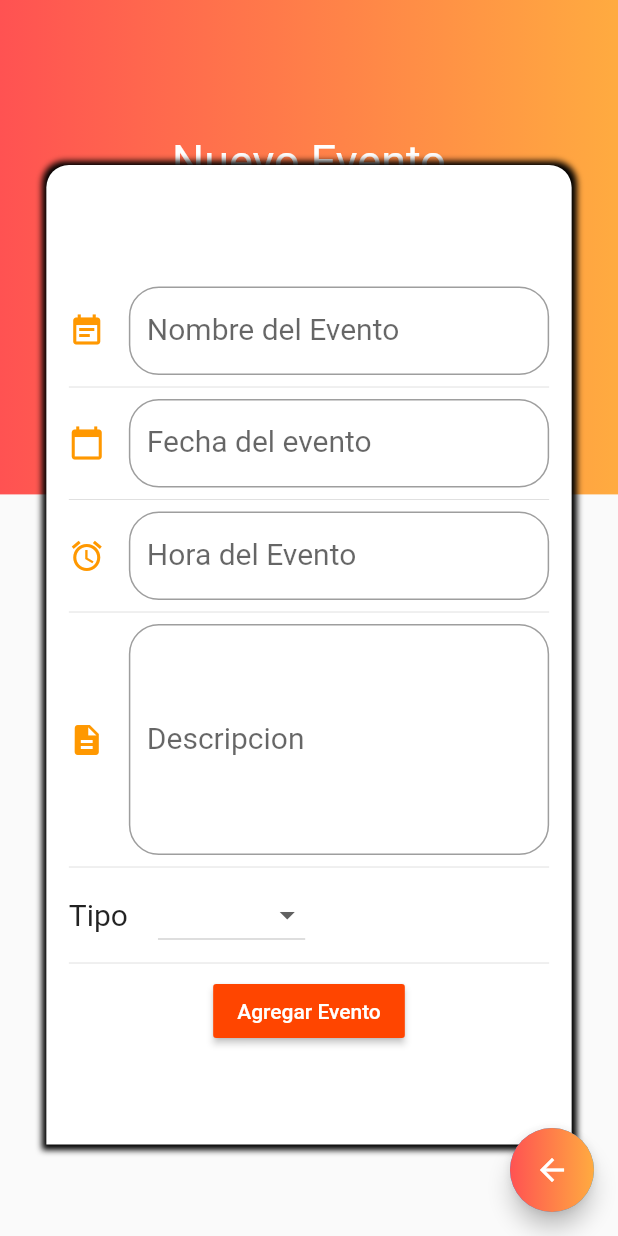
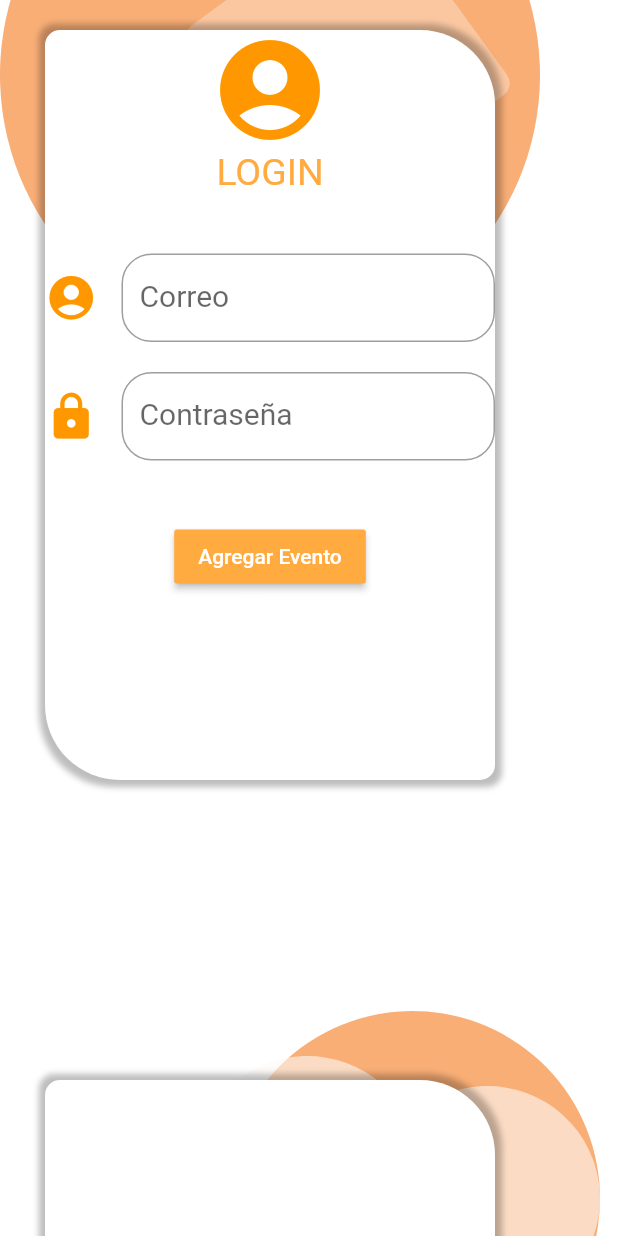
Before and after one commit to EnmanuelEstrella22/ProyectoFlutter, a Flutter app: the screen it shows after launch, after a tap on the "add to photos" icon, on a phone screen of 412 x 824 dp. Run offline on Flutter 3.47's test engine with Material 2 defaults, Android fonts, the phone set to English and light mode, and no system bars.

Commit message:
Agregando la primera parte del login (inicio de seccion)

```diff
--- a/agenda/lib/src/pages/HomePage.dart
+++ b/agenda/lib/src/pages/HomePage.dart
@@ -74,7 +74,9 @@ class HomePage extends StatelessWidget {
             ),
           ),
           onPressed: () {
-            Navigator.pushNamed(context, 'FormEvent');
+            // Navigator.pushNamed(context, 'FormEvent');
+            Navigator.pushNamed(context, 'Login');
+
           },
         ));
   }
--- /dev/null
+++ b/agenda/lib/src/pages/Login.dart
@@ -0,0 +1,253 @@
+import 'dart:math';
+
+import 'package:flutter/material.dart';
+
+class Login extends StatefulWidget {
+  @override
+  _LoginState createState() => _LoginState();
+}
+
+class _LoginState extends State<Login> {
+  @override
+
+  final TextStyle estilo = new TextStyle(fontSize: 20.0);
+
+  Widget build(BuildContext context) {
+    return Scaffold(
+      body: Stack(
+        children: <Widget>[
+          _fondoApp(),
+          ListView(
+            children: <Widget>[
+             _formulario(),
+              SizedBox(
+              height: 200.0,
+              width: double.infinity,
+            ),
+             _formularioRegistro()
+            ],
+          )
+
+        ],
+      ),
+    );
+  }
+
+ Widget  _fondoApp() {
+
+   final gradiente = Container(
+     width: double.infinity,
+     height: double.infinity,
+     decoration: BoxDecoration(
+       color: Colors.white
+     ),
+   );
+
+   final caja = Transform.rotate(
+     angle: -pi / 5.0,
+     child:Container(
+       height: 360.0,
+       width: 360.0,
+       decoration: BoxDecoration(
+         borderRadius: BorderRadius.circular(300.0),
+        color: Color.fromARGB(150, 245, 117, 22 )
+       ),
+     ),
+   );
+   final caja1 = Transform.rotate(
+     angle: -pi / 5.0,
+     child:Container(
+       height: 160.0,
+       width: 160.0,
+       decoration: BoxDecoration(
+         borderRadius: BorderRadius.circular(10.0),
+         color: Color.fromARGB(150,250, 216, 191 )
+       ),
+     ),
+   );
+   final caja3 = Transform.rotate(
+     angle: -pi / 5.0,
+     child:Container(
+       height: 250.0,
+       width: 250.0,
+       decoration: BoxDecoration(
+         borderRadius: BorderRadius.circular(300.0),
+        color: Color.fromARGB(150, 245, 117, 22 )
+       ),
+     ),
+   );
+   final caja4 = Transform.rotate(
+     angle: -pi / 5.0,
+     child:Container(
+       height: 150.0,
+       width: 150.0,
+       decoration: BoxDecoration(
+         borderRadius: BorderRadius.circular(300.0),
+        color: Color.fromARGB(150, 252, 250, 249)
+       ),
+     ),
+   );
+   final caja6 = Transform.rotate(
+     angle: -pi / 5.0,
+     child:Container(
+       height: 150.0,
+       width: 150.0,
+       decoration: BoxDecoration(
+         borderRadius: BorderRadius.circular(300.0),
+        color: Color.fromARGB(150, 252, 250, 249)
+       ),
+     ),
+   );
+   return Stack(
+     children: <Widget>[
+       gradiente,
+       Positioned(
+         top: -130.0,
+         child: caja,
+       ),
+       Positioned(
+         top: -40.0,
+         right: 100.0,
+         child: caja1,
+       ),
+       Positioned(
+         bottom: -100.0,
+         left: 150.0,
+         child: caja3,
+       ),
+       Positioned(
+         bottom: -30.0,
+         left: 130.0,
+         child: caja4,
+       ),
+       Positioned(
+         bottom: -50.0,
+         left: 250.0,
+         child: caja6,
+       ),
+     ],
+   );
+ }
+
+ Widget _formulario() {
+
+   final contenedor = Container(
+     margin: EdgeInsets.only(top: 20.0,left: 30.0),
+     width: 300.0,
+     height: 500.0,
+     decoration: BoxDecoration(
+       borderRadius: BorderRadius.only(topLeft: Radius.circular(10.0),
+       topRight: Radius.circular(50.0),bottomLeft: Radius.circular(50.0),
+       bottomRight: Radius.circular(10.0)),
+       color: Colors.white,
+       boxShadow: <BoxShadow>[
+        BoxShadow(
+            color: Colors.black26,
+            blurRadius: 3.0,
+            offset: Offset(0.2, 0.5),
+            spreadRadius: 4.0)
+      ],
+     ),
+     child: Column(
+       crossAxisAlignment: CrossAxisAlignment.center,
+       children: <Widget>[
+         Icon(
+           Icons.account_circle,
+           color: Colors.orange,
+           size: 80.0,
+         ),
+         Text("LOGIN",style: TextStyle(color: Colors.orangeAccent,fontSize: 25.0, fontWeight: FontWeight.normal),),
+          SizedBox(height: 40.0,width: double.infinity),
+         _correoTexto(),
+          SizedBox(height: 20.0,width: double.infinity),
+         _passTexto(),
+          SizedBox(height: 40.0,width: double.infinity),
+         crearBoton()
+
+
+       ],
+     ),
+   );
+
+   return Stack(
+     children: <Widget>[
+       contenedor,
+     ],
+   );
+ }
+
+  Widget _formularioRegistro() {
+
+   final contenedor = Container(
+     margin: EdgeInsets.only(bottom: 30.0,left: 30.0),
+     width: 300.0,
+     height: 500.0,
+     decoration: BoxDecoration(
+       borderRadius: BorderRadius.only(topLeft: Radius.circular(10.0),
+       topRight: Radius.circular(50.0),bottomLeft: Radius.circular(50.0),
+       bottomRight: Radius.circular(10.0)),
+       color: Colors.white,
+       boxShadow: <BoxShadow>[
+        BoxShadow(
+            color: Colors.black26,
+            blurRadius: 3.0,
+            offset: Offset(0.2, 0.5),
+            spreadRadius: 4.0)
+      ],
+     ),
+   );
+
+   return Stack(
+     children: <Widget>[
+       contenedor
+     ],
+   );
+ }
+
+  Widget _correoTexto() {
+  return TextField(
+    //autofocus: true,
+    textCapitalization: TextCapitalization.characters,
+    decoration: InputDecoration(
+      border: OutlineInputBorder(borderRadius: BorderRadius.circular(20.0)),
+      labelText: 'Correo',
+      labelStyle: estilo,
+      hintText: 'Escribe aqui',
+      icon: Icon(
+        Icons.account_circle,
+        color: Colors.orange,
+        size: 35.0,
+      ),
+    ),
+  );
+ }
+ Widget _passTexto() {
+  return TextField(
+    //autofocus: true,
+    textCapitalization: TextCapitalization.characters,
+    decoration: InputDecoration(
+      border: OutlineInputBorder(borderRadius: BorderRadius.circular(20.0)),
+      labelText: 'Contraseña',
+      labelStyle: estilo,
+      hintText: 'Escribe aqui',
+      icon: Icon(
+        Icons.lock,
+        color: Colors.orange,
+        size: 35.0,
+      ),
+    ),
+  );
+  }
+
+  Widget crearBoton() {
+    return RaisedButton(
+      child: Text(
+        'Agregar Evento',
+        style: TextStyle(color: Colors.white),
+      ),
+      color: Colors.orangeAccent,
+      onPressed: (
+      ) {},
+    );
+  }
+}
--- a/agenda/lib/src/pages/MyHomePage.dart
+++ b/agenda/lib/src/pages/MyHomePage.dart
@@ -1,6 +1,7 @@
 import 'package:flutter/material.dart';
 
 import 'HomePage.dart';
+import 'Login.dart';
 import 'form/add_event.dart';
 
 import 'package:flutter_localizations/flutter_localizations.dart';
@@ -14,7 +15,7 @@ class MyApp extends StatelessWidget {
        localizationsDelegates: [
         GlobalMaterialLocalizations.delegate,
         GlobalWidgetsLocalizations.delegate,
-        GlobalCupertinoLocalizations.delegate,
+        // GlobalCupertinoLocalizations.delegate,
       ],
       supportedLocales: [
         const Locale('en', 'US'), // English
@@ -25,7 +26,9 @@ class MyApp extends StatelessWidget {
       initialRoute: '/',
         routes:{
         '/' : (BuildContext contex) => HomePage(),
-        'FormEvent' : (BuildContext contex) => Eventos()
+        'FormEvent' : (BuildContext contex) => Eventos(),
+        'Login' : (BuildContext contex) => Login()
+
       },
 
     );
--- a/agenda/lib/src/pages/form/add_event.dart
+++ b/agenda/lib/src/pages/form/add_event.dart
@@ -58,12 +58,16 @@ class _EventosState extends State<Eventos> {
       controller: usernameController,
       enableInteractiveSelection: false,
       decoration: InputDecoration(
-          border: OutlineInputBorder(borderRadius: BorderRadius.circular(20.0)),
+          border: OutlineInputBorder(
+            borderRadius: BorderRadius.circular(20.0)
+            ),
           labelText: 'Fecha del evento',
           labelStyle: estilo,
           hintText: 'Escribe aqui',
           icon: Icon(Icons.calendar_today, color: Colors.orange),
-          focusColor: Colors.orange),
+
+          // focusColor: Colors.orange
+          ),
       onTap: () {
         FocusScope.of(context).requestFocus(new FocusNode());
         _selectDate(context);
```
Also changed, not shown: agenda/pubspec.lock.
